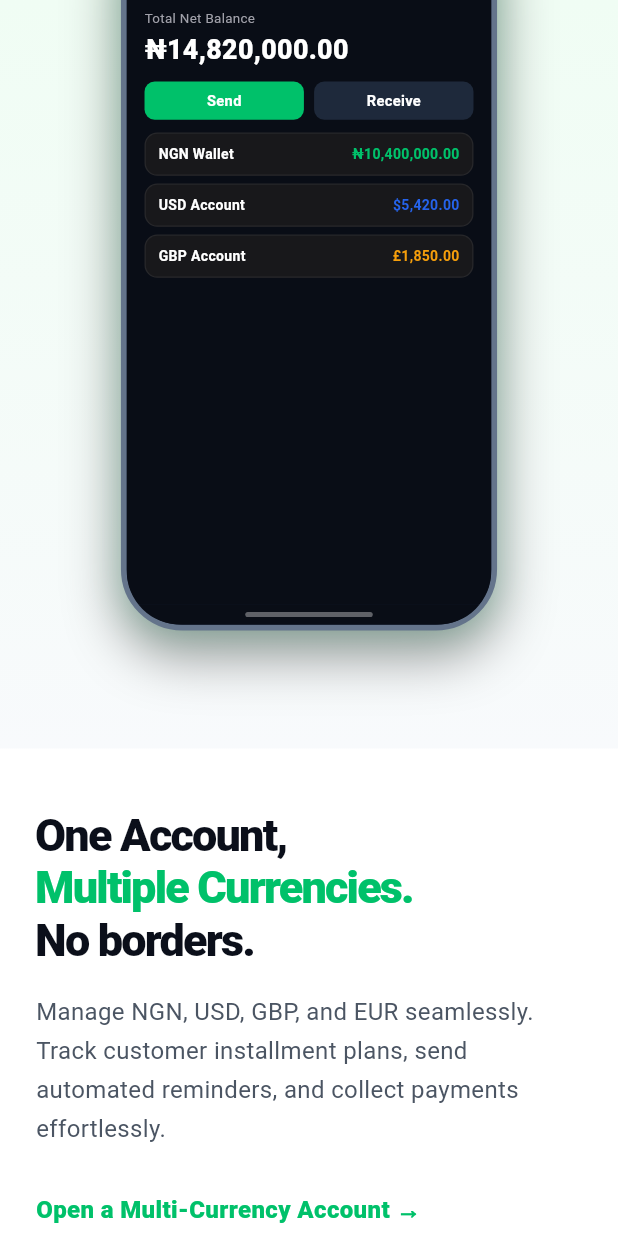
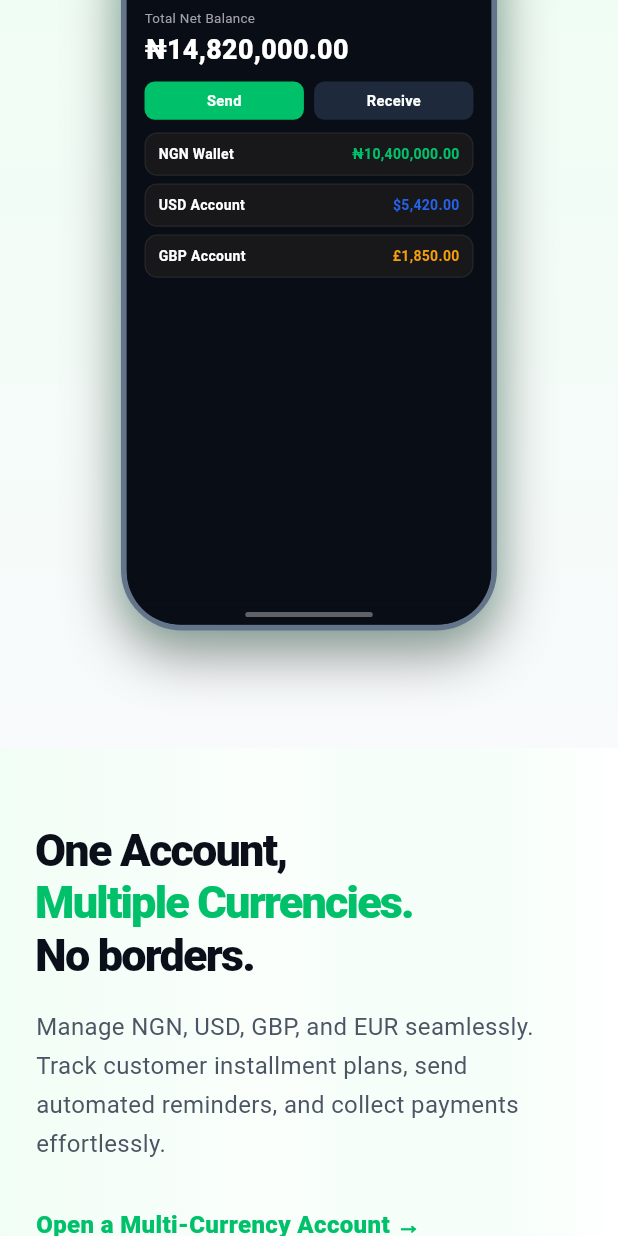
Before and after one commit to Paynautik/gabis, a Flutter app: the screen it shows after launch, scrolled down 576 dp, on a phone screen of 412 x 824 dp. Run offline on Flutter 3.47's test engine with Material 3 defaults, Android fonts, the phone set to English and light mode, and no system bars; our stand-ins replace flutter_riverpod, image_picker.

Commit message:
Design: Replace boxed pastel containers with full-width left-to-right subtle background gradients and full-size iPhone 15 Pro mockups

```diff
--- a/lib/features/landing/landing_screen.dart
+++ b/lib/features/landing/landing_screen.dart
@@ -875,49 +875,53 @@ class _PastelFeatureSection extends StatelessWidget {
       ],
     );
 
-    final mockupContainer = Container(
-      width: isDesktop ? 480 : double.infinity,
-      height: 480,
-      decoration: BoxDecoration(
-        color: backgroundColor,
-        borderRadius: BorderRadius.circular(32),
-        border: Border.all(color: Colors.black, width: 4),
-      ),
-      child: Center(
-        child: Transform.scale(
-          scale: 0.76,
+    final mockupContainer = Center(
       child: _SingleHeroPhone(type: screenType),
-        ),
-      ),
-    );
-
-    return Container(
+    );
+
+    return Container(
+      width: double.infinity,
+      decoration: BoxDecoration(
+        gradient: LinearGradient(
+          begin: Alignment.centerLeft,
+          end: Alignment.centerRight,
+          colors: [
+            backgroundColor.withOpacity(0.40),
+            backgroundColor.withOpacity(0.12),
+            Colors.white,
+          ],
+          stops: const [0.0, 0.45, 1.0],
+        ),
+      ),
       padding: EdgeInsets.symmetric(
         horizontal: isDesktop ? 80 : 24,
-        vertical: isDesktop ? 80 : 40,
-      ),
+        vertical: isDesktop ? 100 : 50,
+      ),
+      child: Center(
         child: ConstrainedBox(
           constraints: const BoxConstraints(maxWidth: 1200),
           child: isDesktop
               ? Row(
+                  crossAxisAlignment: CrossAxisAlignment.center,
                   children: isImageRight
                       ? [
-                        Expanded(flex: 5, child: copyContent),
+                          Expanded(flex: 6, child: copyContent),
                           const SizedBox(width: 60),
                           Expanded(flex: 5, child: mockupContainer),
                         ]
                       : [
                           Expanded(flex: 5, child: mockupContainer),
                           const SizedBox(width: 60),
-                        Expanded(flex: 5, child: copyContent),
+                          Expanded(flex: 6, child: copyContent),
                         ],
                 )
               : Column(
                   children: [
                     copyContent,
-                  const SizedBox(height: 36),
+                    const SizedBox(height: 48),
                     mockupContainer,
                   ],
+                ),
         ),
       ),
     );
```
Lines whose indentation alone changed are shown as unchanged.
